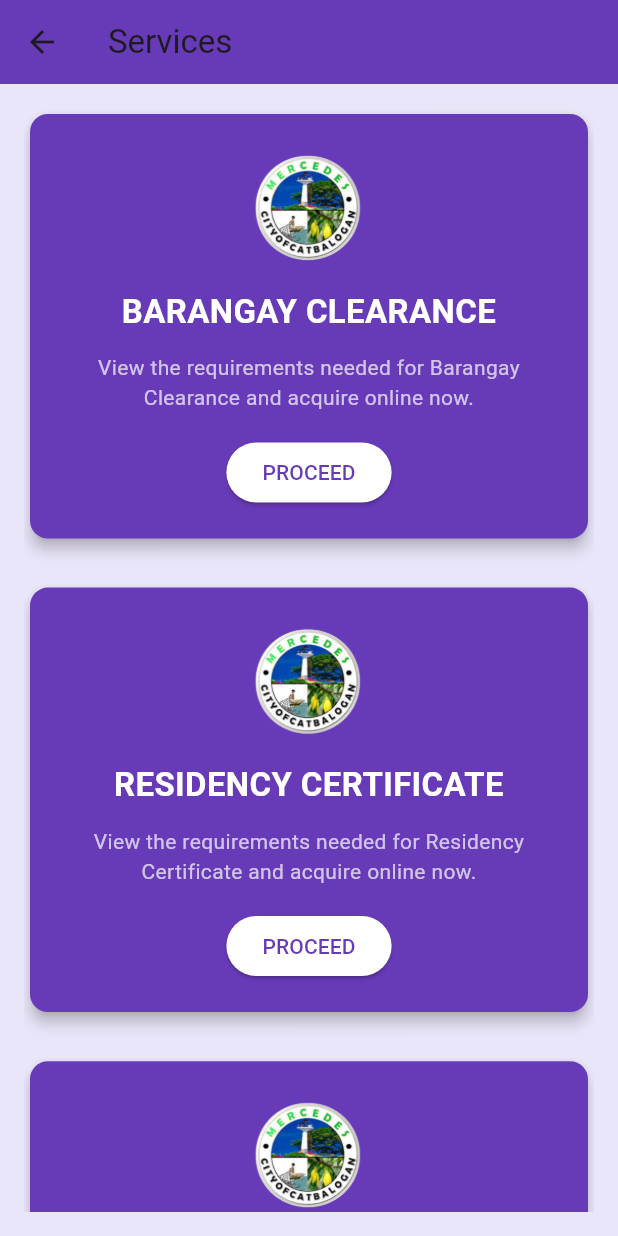
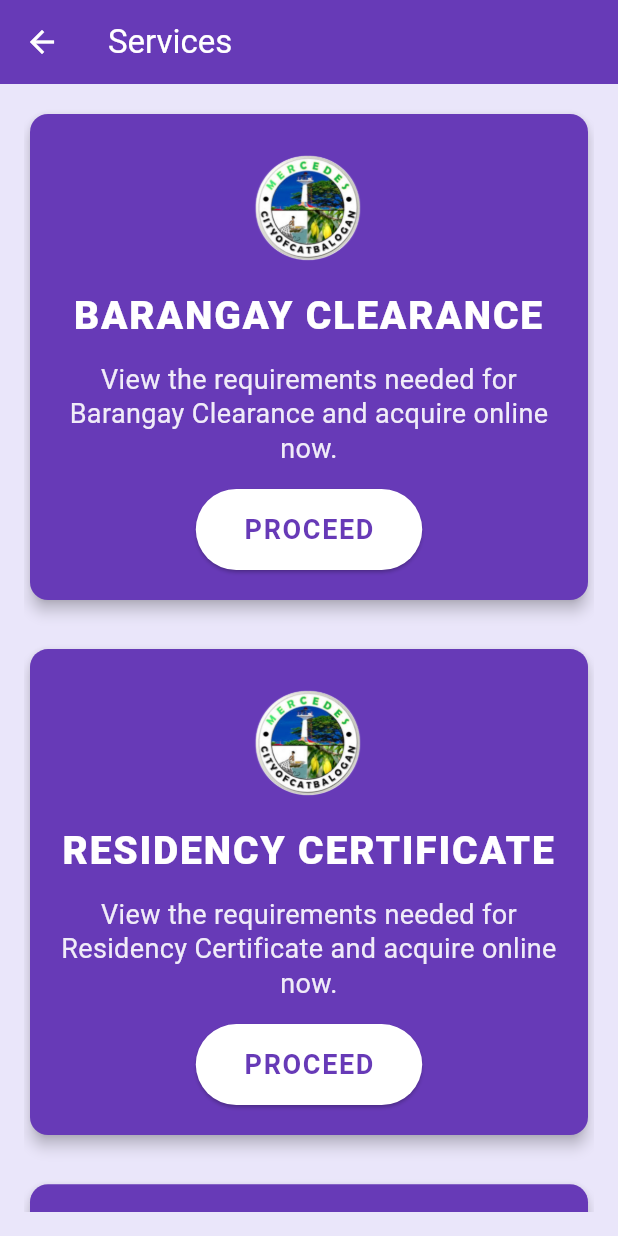
Before and after one commit to OscarTheThird/barangay-mercedes-document-management--system, a Flutter app: the ServicesPage screen opened directly, on a phone screen of 412 x 824 dp. Run offline on Flutter 3.47's test engine with Material 3 defaults, Android fonts, the light colour scheme and no system bars.

Commit message:
updated services

```diff
--- a/lib/services.dart
+++ b/lib/services.dart
@@ -11,7 +11,11 @@ class ServicesPage extends StatelessWidget {
 
     return Scaffold(
       appBar: AppBar(
-        title: Text('Services'),
+        iconTheme: IconThemeData(color: Colors.white),
+        title: Text(
+          'Services',
+          style: TextStyle(color: Colors.white),
+        ),
         backgroundColor: Colors.deepPurple,
       ),
       body: Container(
@@ -108,15 +112,20 @@ class ServiceCard extends StatelessWidget {
               textAlign: TextAlign.center,
               style: TextStyle(
                 color: Colors.white,
-                fontSize: 22,
-                fontWeight: FontWeight.bold,
+                fontSize: 26,
+                fontWeight: FontWeight.w900,
+                letterSpacing: 1.2,
               ),
             ),
             SizedBox(height: 12),
             Text(
               description,
               textAlign: TextAlign.center,
-              style: TextStyle(color: Colors.white70),
+              style: TextStyle(
+                color: Colors.white.withOpacity(0.9),
+                fontSize: 18,
+                height: 1.3,
+              ),
             ),
             SizedBox(height: 16),
             ElevatedButton(
@@ -127,8 +136,16 @@ class ServiceCard extends StatelessWidget {
                 shape: RoundedRectangleBorder(
                   borderRadius: BorderRadius.circular(30),
                 ),
+                padding: EdgeInsets.symmetric(horizontal: 32, vertical: 14),
               ),
-              child: Text('PROCEED'),
+              child: Text(
+                'PROCEED',
+                style: TextStyle(
+                  fontSize: 18,
+                  fontWeight: FontWeight.bold,
+                  letterSpacing: 1.1,
+                ),
+              ),
             ),
           ],
         ),
```
